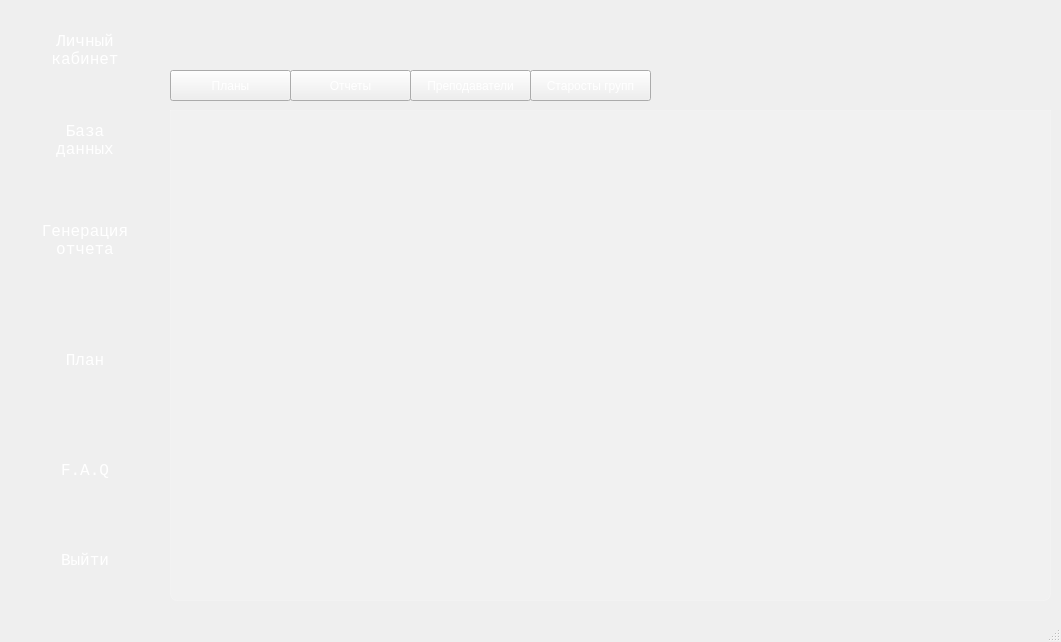
The window that View/workspace.ui (AncharGilgamesh/Program-P) describes before a commit, drawn with Qt 5.
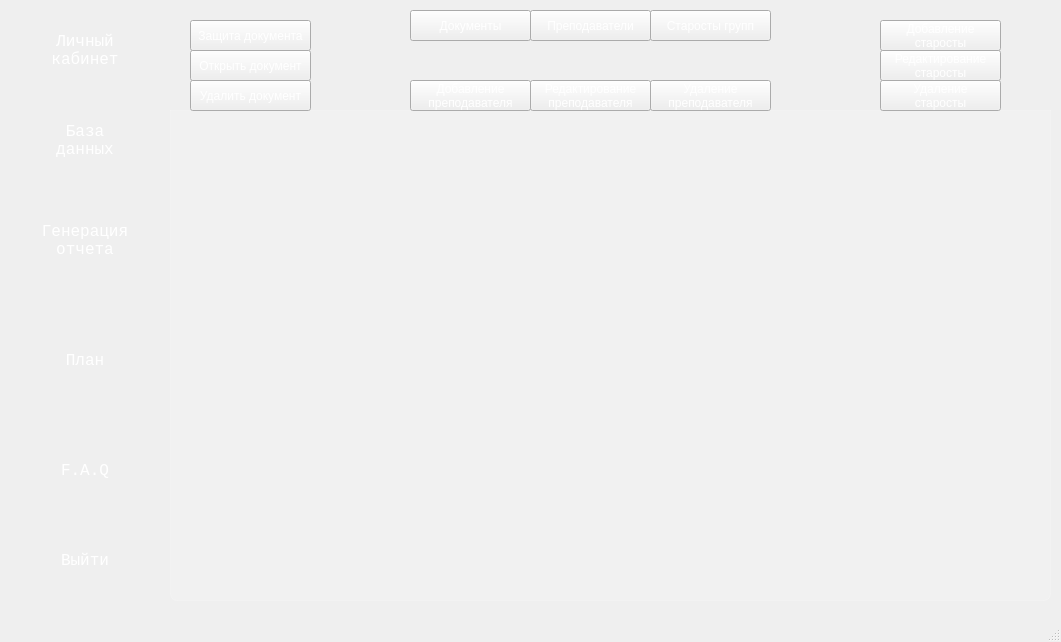
The same window after the commit. Icons and pictures are not drawn.

Commit message: Working on database page. Added teacher's page, now working on starostas p;age

Diff of the .ui file:
```diff
--- a/View/workspace.ui
+++ b/View/workspace.ui
@@ -76,8 +76,8 @@
      <widget class="QPushButton" name="dbPlansPushButton">
       <property name="geometry">
        <rect>
-        <x>0</x>
-        <y>60</y>
+        <x>240</x>
+        <y>0</y>
         <width>121</width>
         <height>31</height>
        </rect>
@@ -88,32 +88,14 @@
 }</string>
       </property>
       <property name="text">
-       <string>Планы</string>
-      </property>
-     </widget>
-     <widget class="QPushButton" name="dbOtchetsPushButton">
-      <property name="geometry">
-       <rect>
-        <x>120</x>
-        <y>60</y>
-        <width>121</width>
-        <height>31</height>
-       </rect>
-      </property>
-      <property name="styleSheet">
-       <string notr="true">QPushButton{
-    color: white;
-}</string>
-      </property>
-      <property name="text">
-       <string>Отчеты</string>
+       <string>Документы</string>
       </property>
      </widget>
      <widget class="QPushButton" name="dbPrepodsPushButton">
       <property name="geometry">
        <rect>
-        <x>240</x>
-        <y>60</y>
+        <x>360</x>
+        <y>0</y>
         <width>121</width>
         <height>31</height>
        </rect>
@@ -130,8 +112,8 @@
      <widget class="QPushButton" name="dbStarostaPushButton">
       <property name="geometry">
        <rect>
-        <x>360</x>
-        <y>60</y>
+        <x>480</x>
+        <y>0</y>
         <width>121</width>
         <height>31</height>
        </rect>
@@ -145,6 +127,174 @@
        <string>Старосты групп</string>
       </property>
      </widget>
+     <widget class="QPushButton" name="sa">
+      <property name="geometry">
+       <rect>
+        <x>20</x>
+        <y>10</y>
+        <width>121</width>
+        <height>31</height>
+       </rect>
+      </property>
+      <property name="styleSheet">
+       <string notr="true">QPushButton{
+    color: white;
+}</string>
+      </property>
+      <property name="text">
+       <string>Защита документа</string>
+      </property>
+     </widget>
+     <widget class="QPushButton" name="dbPlansPushButton_3">
+      <property name="geometry">
+       <rect>
+        <x>20</x>
+        <y>40</y>
+        <width>121</width>
+        <height>31</height>
+       </rect>
+      </property>
+      <property name="styleSheet">
+       <string notr="true">QPushButton{
+    color: white;
+}</string>
+      </property>
+      <property name="text">
+       <string>Открыть документ</string>
+      </property>
+     </widget>
+     <widget class="QPushButton" name="dbPlansPushButton_7">
+      <property name="geometry">
+       <rect>
+        <x>20</x>
+        <y>70</y>
+        <width>121</width>
+        <height>31</height>
+       </rect>
+      </property>
+      <property name="styleSheet">
+       <string notr="true">QPushButton{
+    color: white;
+}</string>
+      </property>
+      <property name="text">
+       <string>Удалить документ</string>
+      </property>
+     </widget>
+     <widget class="QPushButton" name="dbEditPrepodPushButton">
+      <property name="geometry">
+       <rect>
+        <x>360</x>
+        <y>70</y>
+        <width>121</width>
+        <height>31</height>
+       </rect>
+      </property>
+      <property name="styleSheet">
+       <string notr="true">QPushButton{
+    color: white;
+}</string>
+      </property>
+      <property name="text">
+       <string>Редактирование
+преподавателя</string>
+      </property>
+     </widget>
+     <widget class="QPushButton" name="dbAddPrepodPushButton">
+      <property name="geometry">
+       <rect>
+        <x>240</x>
+        <y>70</y>
+        <width>121</width>
+        <height>31</height>
+       </rect>
+      </property>
+      <property name="styleSheet">
+       <string notr="true">QPushButton{
+    color: white;
+}</string>
+      </property>
+      <property name="text">
+       <string>Добавление
+преподавателя</string>
+      </property>
+     </widget>
+     <widget class="QPushButton" name="dbDelPrepodPushButton">
+      <property name="geometry">
+       <rect>
+        <x>480</x>
+        <y>70</y>
+        <width>121</width>
+        <height>31</height>
+       </rect>
+      </property>
+      <property name="styleSheet">
+       <string notr="true">QPushButton{
+    color: white;
+}</string>
+      </property>
+      <property name="text">
+       <string>Удаление
+преподавателя</string>
+      </property>
+     </widget>
+     <widget class="QPushButton" name="dbAddStarostaPushButton">
+      <property name="geometry">
+       <rect>
+        <x>710</x>
+        <y>10</y>
+        <width>121</width>
+        <height>31</height>
+       </rect>
+      </property>
+      <property name="styleSheet">
+       <string notr="true">QPushButton{
+    color: white;
+}</string>
+      </property>
+      <property name="text">
+       <string>Добавление
+старосты</string>
+      </property>
+     </widget>
+     <widget class="QPushButton" name="dbEditStarostaPushButton">
+      <property name="geometry">
+       <rect>
+        <x>710</x>
+        <y>40</y>
+        <width>121</width>
+        <height>31</height>
+       </rect>
+      </property>
+      <property name="styleSheet">
+       <string notr="true">QPushButton{
+    color: white;
+}</string>
+      </property>
+      <property name="text">
+       <string>Редактирование
+старосты</string>
+      </property>
+     </widget>
+     <widget class="QPushButton" name="dbDelStarostaPushButton">
+      <property name="geometry">
+       <rect>
+        <x>710</x>
+        <y>70</y>
+        <width>121</width>
+        <height>31</height>
+       </rect>
+      </property>
+      <property name="styleSheet">
+       <string notr="true">QPushButton{
+    color: white;
+}</string>
+      </property>
+      <property name="text">
+       <string>Удаление
+старосты</string>
+      </property>
+     </widget>
     </widget>
     <widget class="QWidget" name="otchet_page">
      <widget class="QLabel" name="otch_lbl_page_info">
```
The commit also changes 9 other files.
